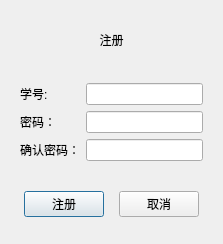
Above: Classroom_Assistant/register_student.ui from naifuliang/Classroom_Assistant before the change. Below: the same form after it.
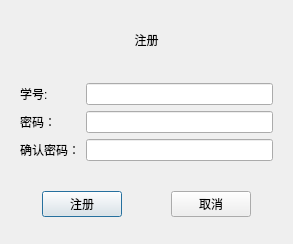
That is the form after the change.

What changed in the file:
```diff
--- a/Classroom_Assistant/register_student.ui
+++ b/Classroom_Assistant/register_student.ui
@@ -6,7 +6,7 @@
    <rect>
     <x>0</x>
     <y>0</y>
-    <width>223</width>
+    <width>293</width>
     <height>244</height>
    </rect>
   </property>
```
